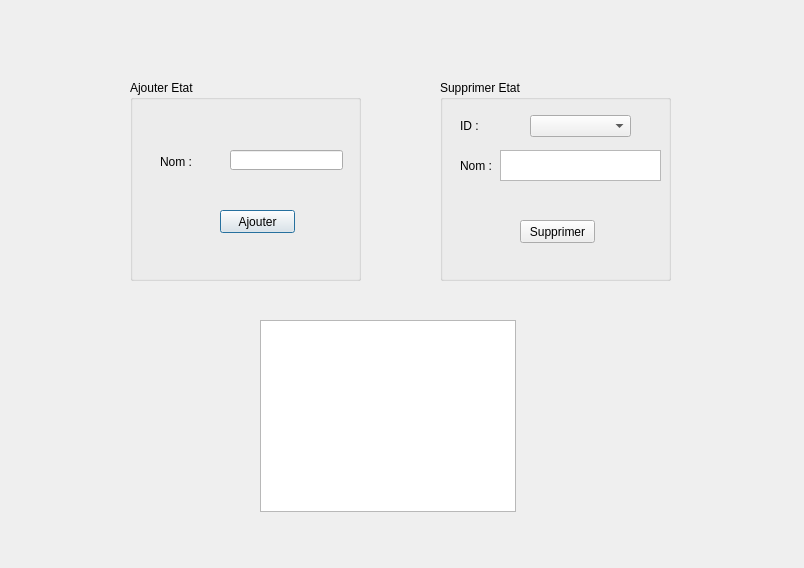
naouelboughattas/Smart_parental_Monitoring_2A17, file Projet2A/interetat.ui: the form before one commit.
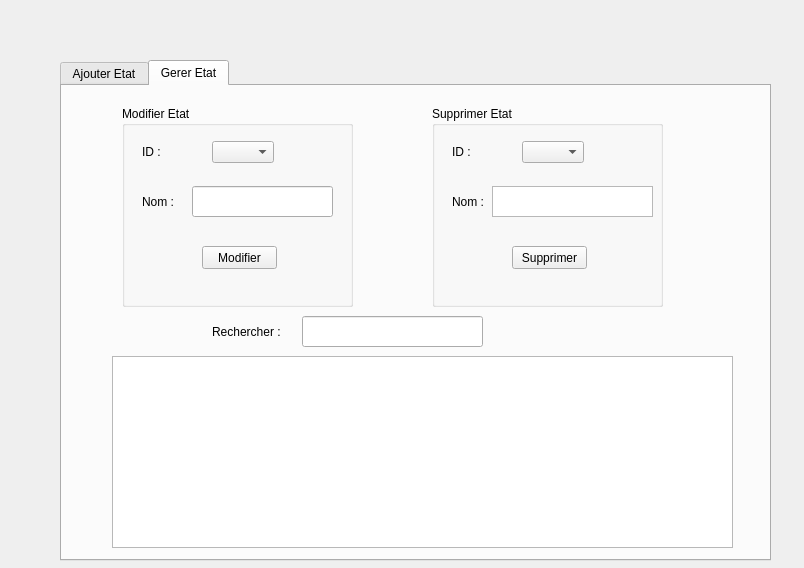
The form after the commit.

The edit to the form file:
```diff
--- a/Projet2A/interetat.ui
+++ b/Projet2A/interetat.ui
@@ -13,11 +13,27 @@
   <property name="windowTitle">
    <string>Dialog</string>
   </property>
+  <widget class="QTabWidget" name="tabWidget">
+   <property name="geometry">
+    <rect>
+     <x>60</x>
+     <y>60</y>
+     <width>711</width>
+     <height>501</height>
+    </rect>
+   </property>
+   <property name="currentIndex">
+    <number>1</number>
+   </property>
+   <widget class="QWidget" name="tab">
+    <attribute name="title">
+     <string>Ajouter Etat</string>
+    </attribute>
   <widget class="QGroupBox" name="groupBox">
    <property name="geometry">
     <rect>
-     <x>130</x>
-     <y>80</y>
+       <x>210</x>
+       <y>130</y>
      <width>231</width>
      <height>201</height>
     </rect>
@@ -62,11 +78,16 @@
     </property>
    </widget>
   </widget>
+   </widget>
+   <widget class="QWidget" name="tab_2">
+    <attribute name="title">
+     <string>Gerer Etat</string>
+    </attribute>
   <widget class="QGroupBox" name="groupBox_2">
    <property name="geometry">
     <rect>
-     <x>440</x>
-     <y>80</y>
+       <x>370</x>
+       <y>20</y>
      <width>231</width>
      <height>201</height>
     </rect>
@@ -92,7 +113,7 @@
      <rect>
       <x>90</x>
       <y>35</y>
-      <width>101</width>
+        <width>62</width>
       <height>22</height>
      </rect>
     </property>
@@ -114,7 +135,7 @@
     <property name="geometry">
      <rect>
       <x>20</x>
-      <y>70</y>
+        <y>80</y>
       <width>71</width>
       <height>31</height>
      </rect>
@@ -127,7 +148,7 @@
     <property name="geometry">
      <rect>
       <x>60</x>
-      <y>70</y>
+        <y>80</y>
       <width>161</width>
       <height>31</height>
      </rect>
@@ -137,12 +158,109 @@
   <widget class="QTableView" name="tableetat">
    <property name="geometry">
     <rect>
-     <x>260</x>
-     <y>320</y>
-     <width>256</width>
+       <x>50</x>
+       <y>270</y>
+       <width>621</width>
      <height>192</height>
     </rect>
    </property>
+    </widget>
+    <widget class="QGroupBox" name="groupBox_3">
+     <property name="geometry">
+      <rect>
+       <x>60</x>
+       <y>20</y>
+       <width>231</width>
+       <height>201</height>
+      </rect>
+     </property>
+     <property name="title">
+      <string>Modifier Etat</string>
+     </property>
+     <widget class="QPushButton" name="modifier">
+      <property name="geometry">
+       <rect>
+        <x>80</x>
+        <y>140</y>
+        <width>75</width>
+        <height>23</height>
+       </rect>
+      </property>
+      <property name="text">
+       <string>Modifier</string>
+      </property>
+     </widget>
+     <widget class="QComboBox" name="comboBox_Modifier">
+      <property name="geometry">
+       <rect>
+        <x>90</x>
+        <y>35</y>
+        <width>62</width>
+        <height>22</height>
+       </rect>
+      </property>
+     </widget>
+     <widget class="QLabel" name="label_4">
+      <property name="geometry">
+       <rect>
+        <x>20</x>
+        <y>30</y>
+        <width>71</width>
+        <height>31</height>
+       </rect>
+      </property>
+      <property name="text">
+       <string>ID :</string>
+      </property>
+     </widget>
+     <widget class="QLabel" name="label_5">
+      <property name="geometry">
+       <rect>
+        <x>20</x>
+        <y>80</y>
+        <width>71</width>
+        <height>31</height>
+       </rect>
+      </property>
+      <property name="text">
+       <string>Nom :</string>
+      </property>
+     </widget>
+     <widget class="QLineEdit" name="nom_modif">
+      <property name="geometry">
+       <rect>
+        <x>70</x>
+        <y>80</y>
+        <width>141</width>
+        <height>31</height>
+       </rect>
+      </property>
+     </widget>
+    </widget>
+    <widget class="QLineEdit" name="recherche">
+     <property name="geometry">
+      <rect>
+       <x>240</x>
+       <y>230</y>
+       <width>181</width>
+       <height>31</height>
+      </rect>
+     </property>
+    </widget>
+    <widget class="QLabel" name="label_6">
+     <property name="geometry">
+      <rect>
+       <x>150</x>
+       <y>230</y>
+       <width>91</width>
+       <height>31</height>
+      </rect>
+     </property>
+     <property name="text">
+      <string>Rechercher :</string>
+     </property>
+    </widget>
+   </widget>
   </widget>
  </widget>
  <resources/>
```
Left out of the diff: 4 changed lines with no effect on the pictures. Lines whose indentation alone changed are shown as unchanged.
